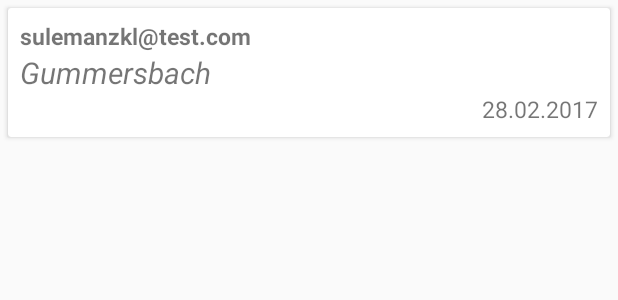
After one commit to HamzaALdda/BestMall, an Android app: the layout comment_layout.xml on its own in the app's theme, with its tools: preview values and no code run, on a phone screen of 412 x 824 dp. The commit adds this screen. Shown: the top 300 px of the screen. Run offline under Robolectric (Android 15) with nearby library versions, the phone set to English and light mode, and no system bars.

Commit message:
add Some description in dummyData
do the Comment Adapter

```diff
--- a/app/src/main/java/com/example/jenev4computer/bestmall/ListMapActivity.java
+++ b/app/src/main/java/com/example/jenev4computer/bestmall/ListMapActivity.java
@@ -48,12 +48,13 @@ public class ListMapActivity extends AppCompatActivity {
         recyclerView.setLayoutManager(new LinearLayoutManager(this));
 
         mallList.add(
-                new Mall( 1, "Forum Gummersbach", "", "NRW",
+                new Mall( 1, "Forum Gummersbach", "Mit 70 Shops aus verschiedensten Bereichen und Top-Service ist das Forum Gummersbach DAS Shoppingerlebnis im Herzen der Stadt." +
+                        "Auf dem alten Steinmüllergelände direkt neben dem ZOB und dem Bahnhof Gummersbach finden Sie vom neuen Lieblingspulli über feinste Leckereien bis hin zum nächsten Traumurlaub alles was Sie brauchen, oder wollen.", "NRW",
                         "Gummersbach",51643, "Steinmülleralle 5",
                         1, 51.024560, 7.565274)
         );
         mallList.add(
-                new Mall (2,"Köln Arcaden", "", "NRW",
+                new Mall (2,"Köln Arcaden", "Tauchen Sie ein in die bunte Shoppingwelt der Köln Arcaden und flanieren Sie durch unsere gläsernen Galerien. Entdecken Sie die Geschäfte aus den Bereichen Mode, Schmuck, Elektronik und Lebensmittel und finden Sie zwischendurch Zeit für eine Tasse Kaffee in den zahlreichen Cafés und Restaurants. Lassen Sie sich von der Vielfalt der Angebote verzaubern und verbringen Sie die eine oder andere Pause in den Ruhe-Oasen und unseren zahlreichen Restaurants bei einem Stück Kuchen und einer Tasse Kaffee oder anderen Köstlichkeiten. Die Einkaufswelt der Arcaden bietet Ihnen ein persönliches Shopping Erlebnis – erleben Sie es selbst.", "NRW",
                         "Köln", 51103, "Kalker Hauptstrasse 55",
                         1,50.938064, 6.997962)
         );
--- /dev/null
+++ b/app/src/main/res/layout/comment_layout.xml
@@ -0,0 +1,53 @@
+<LinearLayout
+    xmlns:android="http://schemas.android.com/apk/res/android" android:layout_width="match_parent"
+    android:layout_height="match_parent">
+
+    android:orientation="vertical">
+
+    <android.support.v7.widget.CardView
+        android:layout_width="match_parent"
+        android:layout_height="wrap_content"
+        android:padding="5sp"
+        android:layout_margin="5sp">
+        <RelativeLayout
+            android:layout_width="match_parent"
+            android:layout_height="wrap_content"
+            android:padding="8sp">
+
+            <TextView
+                android:id="@+id/commentLayoutUsernamer"
+                android:layout_height="wrap_content"
+                android:layout_width="wrap_content"
+                android:textSize="15sp"
+                android:textStyle="bold"
+                android:text="sulemanzkl@test.com"
+                />
+
+
+            <TextView
+                android:id="@+id/commentLayoutComment"
+                android:layout_height="wrap_content"
+                android:layout_width="wrap_content"
+                android:layout_below="@+id/commentLayoutUsernamer"
+                android:layout_toRightOf="@+id/mallListImage"
+                android:textSize="20sp"
+                android:textStyle="italic"
+                android:text="Gummersbach"
+                />
+            <TextView
+                android:id="@+id/commentLayoutDate"
+                android:layout_height="wrap_content"
+                android:layout_width="wrap_content"
+                android:layout_below="@+id/commentLayoutComment"
+                android:layout_alignParentRight="true"
+                android:textSize="15sp"
+                android:text="28.02.2017"
+                />
+
+
+
+        </RelativeLayout>
+    </android.support.v7.widget.CardView>
+
+
+</LinearLayout>
```
Also changed, not shown: app/src/main/java/com/example/jenev4computer/bestmall/Comment.java (added, +24 -0 lines), app/src/main/java/com/example/jenev4computer/bestmall/CommentAdapter.java (added, +65 -0 lines), app/src/main/java/com/example/jenev4computer/bestmall/MallAdapter.java (+25 -4 lines).
